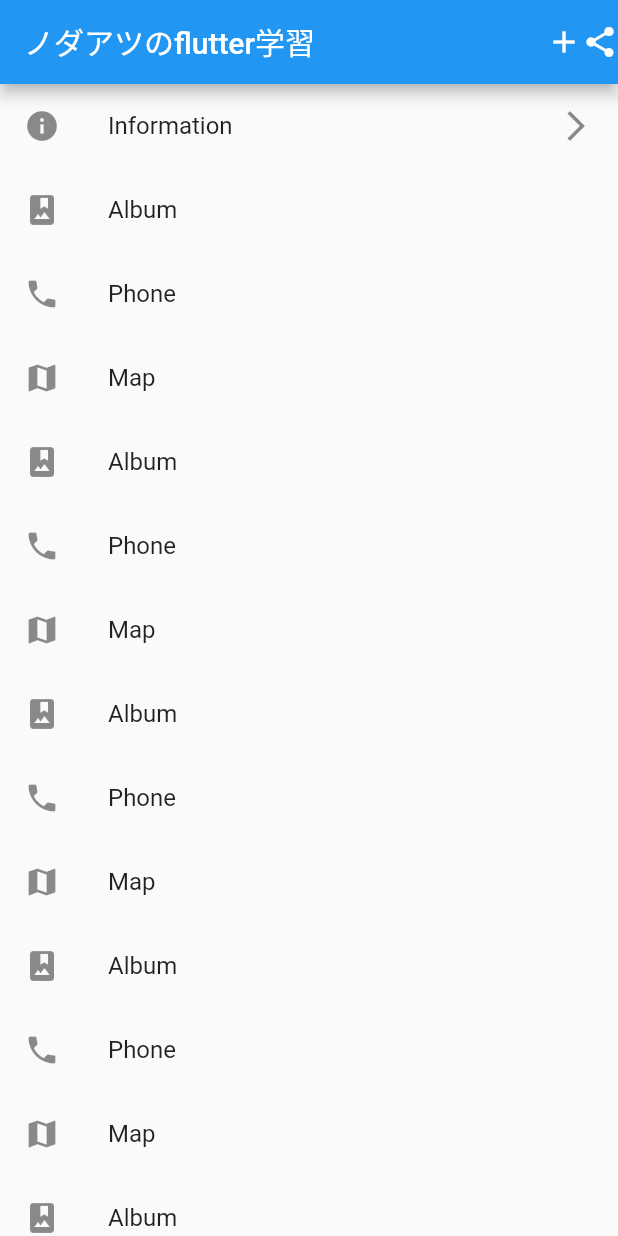
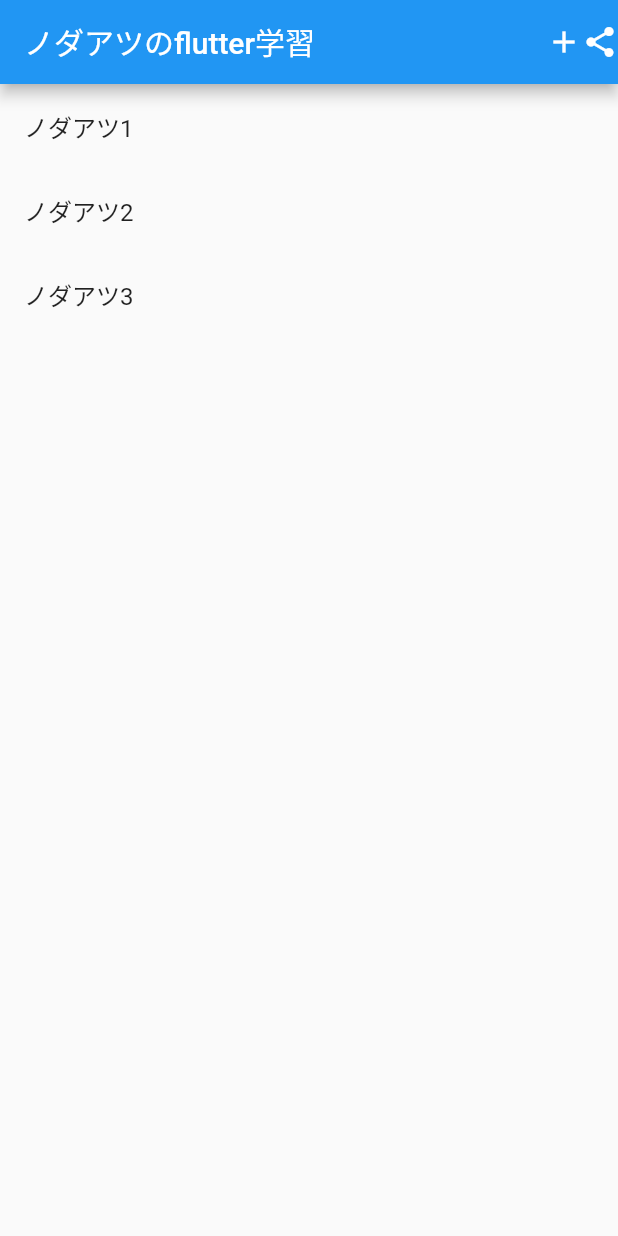
Before and after one commit to atsuki255/first_app, a Flutter app: the screen it shows after launch, on a phone screen of 412 x 824 dp. Run offline on Flutter 3.47's test engine with Material 2 defaults, Android fonts, the phone set to English and light mode, and no system bars.

Commit message:
practice list2

```diff
--- a/lib/main.dart
+++ b/lib/main.dart
@@ -33,6 +33,7 @@ class MyHomePage extends StatefulWidget {
 }
 
 class _MyHomePageState extends State<MyHomePage> {
+  final items = ["ノダアツ1", "ノダアツ2", "ノダアツ3", ];
 
 
   @override
@@ -51,74 +52,13 @@ class _MyHomePageState extends State<MyHomePage> {
       ),
       body: Container(
         width: double.infinity,
-        child: ListView(
-          children: <Widget>[
-            ListTile(
-              leading: Icon(Icons.info),
-              title: Text('Information'),
-              trailing: Icon(Icons.arrow_forward_ios),
-              onTap: (){
-                Navigator.push(
-                  context,
-                  MaterialPageRoute(builder: (context) => NextPage("ノダアツ")),
-                );
-                //TODO: 画面遷移
-              },
-            ),
-            ListTile(
-              leading: Icon(Icons.photo_album),
-              title: Text('Album'),
-            ),
-            ListTile(
-              leading: Icon(Icons.phone),
-              title: Text('Phone'),
-            ),
-            ListTile(
-              leading: Icon(Icons.map),
-              title: Text('Map'),
-            ),
-            ListTile(
-              leading: Icon(Icons.photo_album),
-              title: Text('Album'),
-            ),
-            ListTile(
-              leading: Icon(Icons.phone),
-              title: Text('Phone'),
-            ), ListTile(
-              leading: Icon(Icons.map),
-              title: Text('Map'),
-            ),
-            ListTile(
-              leading: Icon(Icons.photo_album),
-              title: Text('Album'),
-            ),
-            ListTile(
-              leading: Icon(Icons.phone),
-              title: Text('Phone'),
-            ), ListTile(
-              leading: Icon(Icons.map),
-              title: Text('Map'),
-            ),
-            ListTile(
-              leading: Icon(Icons.photo_album),
-              title: Text('Album'),
-            ),
-            ListTile(
-              leading: Icon(Icons.phone),
-              title: Text('Phone'),
-            ), ListTile(
-              leading: Icon(Icons.map),
-              title: Text('Map'),
-            ),
-            ListTile(
-              leading: Icon(Icons.photo_album),
-              title: Text('Album'),
-            ),
-            ListTile(
-              leading: Icon(Icons.phone),
-              title: Text('Phone'),
-            ),
-          ],
+        child: ListView.builder(
+          itemCount: items.length,
+          itemBuilder: (context, index) {
+            return ListTile(
+              title: Text('${items[index]}'),
+            );
+          },
         ),
       ),
     );
```
